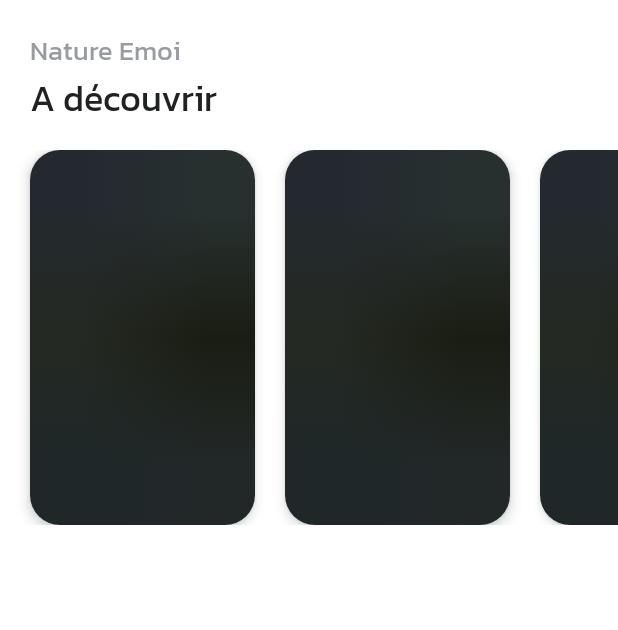
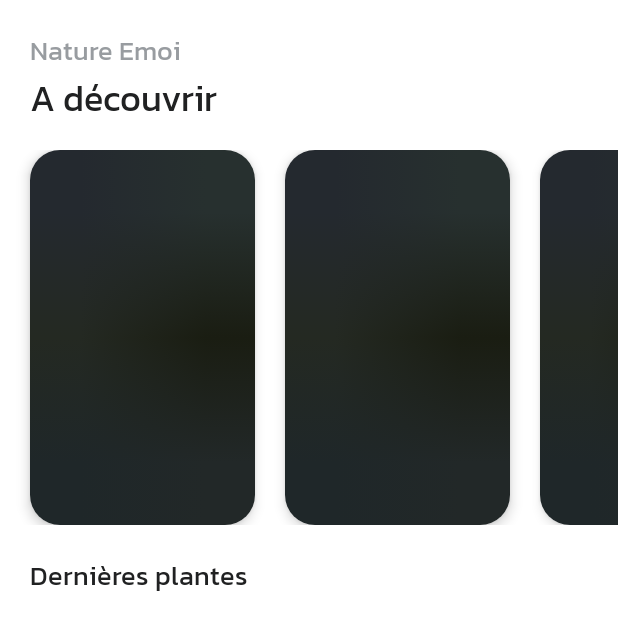
Before and after one commit to lardotn/NatureCollection, an Android app: the screen it shows after launch (MainActivity), on a phone screen of 412 x 824 dp. Shown: the top 630 px of the screen. Run offline under Robolectric (Android 15) with nearby library versions, the phone set to English and light mode, and no system bars.

Commit message:
Add last plant section vertical recyclerview in fragment_home.xml

```diff
--- a/app/src/main/res/layout/fragment_home.xml
+++ b/app/src/main/res/layout/fragment_home.xml
@@ -1,9 +1,9 @@
 <?xml version="1.0" encoding="utf-8"?>
 <LinearLayout xmlns:android="http://schemas.android.com/apk/res/android"
     xmlns:app="http://schemas.android.com/apk/res-auto"
-    android:orientation="horizontal"
+    android:orientation="vertical"
     android:layout_width="match_parent"
-    android:layout_height="wrap_content">
+    android:layout_height="match_parent">
 
     <androidx.recyclerview.widget.RecyclerView
         android:id="@+id/horizontal_recycler_view"
@@ -12,4 +12,20 @@
         app:layoutManager="androidx.recyclerview.widget.LinearLayoutManager"
         android:orientation="horizontal"/>
 
+    <TextView
+        android:layout_width="wrap_content"
+        android:layout_height="wrap_content"
+        android:text="@string/home_page_last_plant_section"
+        style="@style/SubtitleTextStyle"
+        android:layout_marginTop="@dimen/default_margin"
+        android:layout_marginLeft="@dimen/default_margin"/>
+
+    <androidx.recyclerview.widget.RecyclerView
+        android:id="@+id/vertical_recycler_view"
+        android:layout_width="match_parent"
+        android:layout_height="match_parent"
+        android:layout_marginLeft="@dimen/default_margin"
+        app:layoutManager="androidx.recyclerview.widget.LinearLayoutManager"
+        android:orientation="horizontal"/>
+
 </LinearLayout>
```
